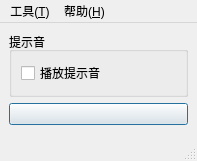
Qt form AutoFirewall/MainWindow.ui (SkyD666/Act3SpeedrunTool) before a commit.
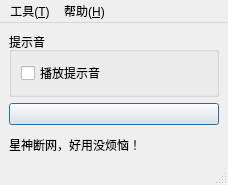
The same form after that commit. Icons and pictures are not drawn.

```diff
--- a/AutoFirewall/MainWindow.ui
+++ b/AutoFirewall/MainWindow.ui
@@ -6,8 +6,8 @@
    <rect>
     <x>0</x>
     <y>0</y>
-    <width>197</width>
-    <height>161</height>
+    <width>228</width>
+    <height>185</height>
    </rect>
   </property>
   <property name="windowTitle">
@@ -61,6 +61,13 @@
       </property>
      </spacer>
     </item>
+    <item>
+     <widget class="QLabel" name="label">
+      <property name="text">
+       <string>星神断网，好用没烦恼！</string>
+      </property>
+     </widget>
+    </item>
    </layout>
   </widget>
   <widget class="QMenuBar" name="menubar">
@@ -68,7 +75,7 @@
     <rect>
      <x>0</x>
      <y>0</y>
-     <width>197</width>
+     <width>228</width>
      <height>21</height>
     </rect>
    </property>
```
Left out of the diff: 2 changed lines with no effect on the pictures.
